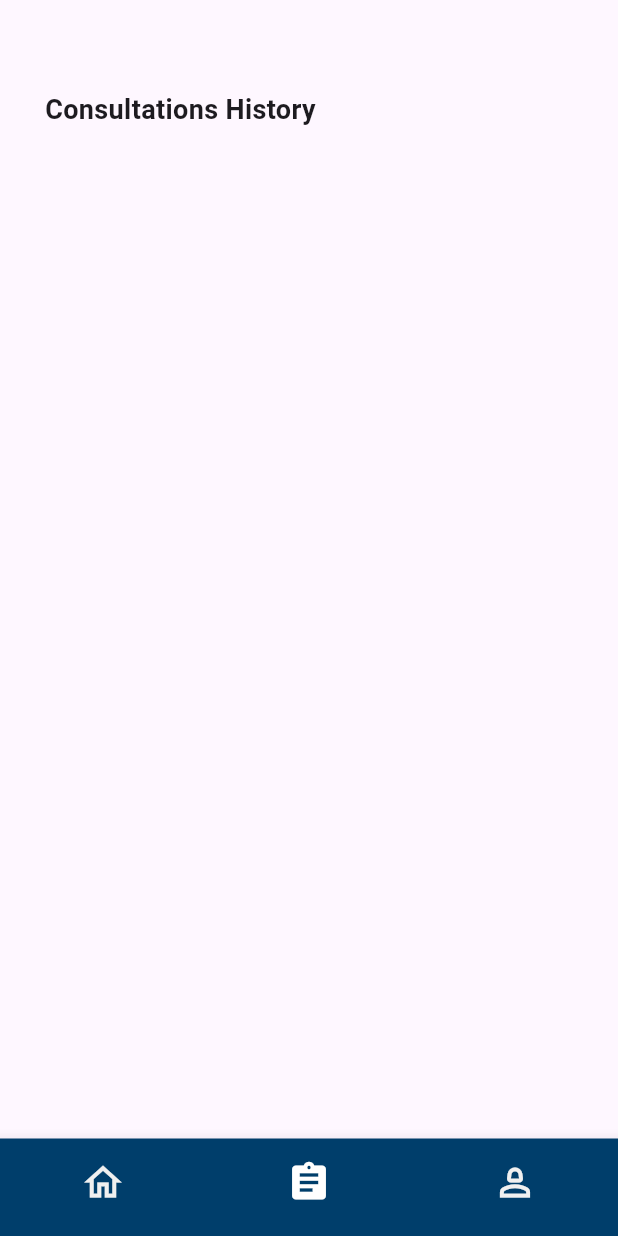
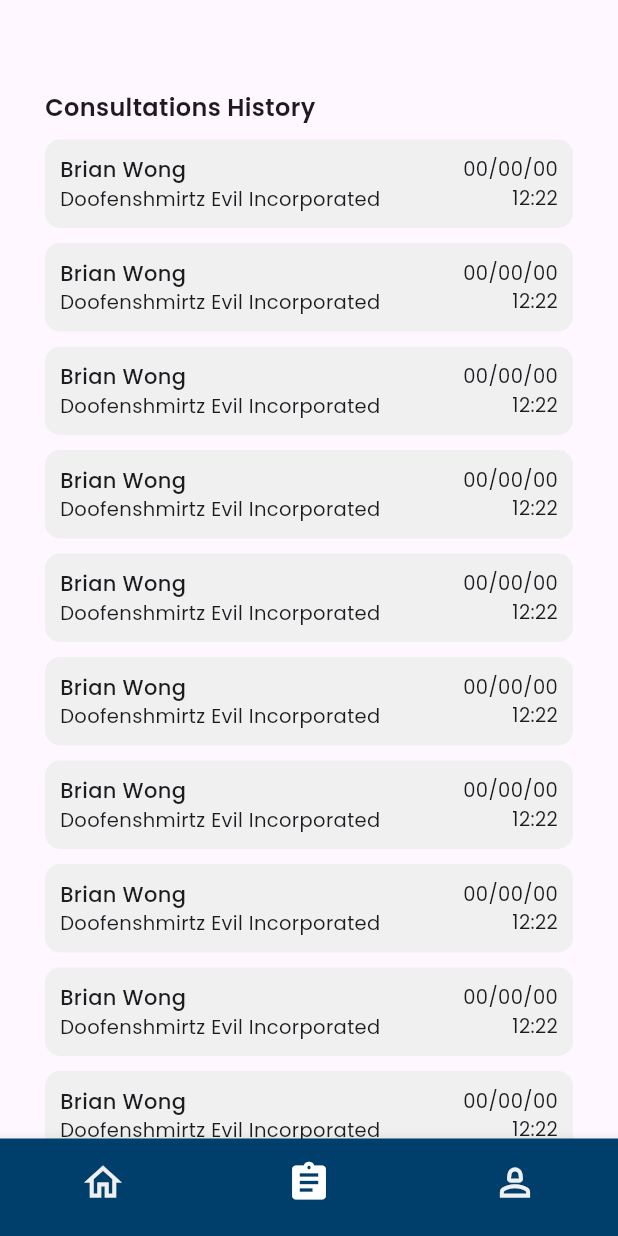
Before and after one commit to sirreidlos/medigram-app, a Flutter app: the screen it shows after launch, item 2 of the bottom bar chosen, on a phone screen of 412 x 824 dp. Run offline on Flutter 3.47's test engine with Material 3 defaults, Android fonts, the phone set to English and light mode, and no system bars; our stand-ins replace flutter_secure_storage, google_fonts, qr_flutter; missing offline and left inert: mobile_scanner.

Commit message:
Fix: Record and Profile Page

```diff
--- a/lib/page/home.dart
+++ b/lib/page/home.dart
@@ -11,7 +11,7 @@ class HomePage extends StatelessWidget {
   const HomePage({super.key});
 
   final String uniqueCode = "12345";
-  final bool isPatient = true;
+  final bool isPatient = false;
 
   @override
   Widget build(BuildContext context) {
@@ -60,49 +60,49 @@ class HomePage extends StatelessWidget {
                 children: [
                   Text("Recent Consultations", style: header2),
                   RecordCard(
-                    title: "Dr. Heinz Doofenshmirtz",
+                    title: "Brian Wong",
                     subtitle: "Doofenshmirtz Evil Incorporated",
                     info1: "00/00/00",
                     info2: "12:22",
                     isMed: false,
                   ),
                   RecordCard(
-                    title: "Dr. Heinz Doofenshmirtz",
+                    title: "Brian Wong",
                     subtitle: "Doofenshmirtz Evil Incorporated",
                     info1: "00/00/00",
                     info2: "12:22",
                     isMed: false,
                   ),
                   RecordCard(
-                    title: "Dr. Heinz Doofenshmirtz",
+                    title: "Brian Wong",
                     subtitle: "Doofenshmirtz Evil Incorporated",
                     info1: "00/00/00",
                     info2: "12:22",
                     isMed: false,
                   ),
                   RecordCard(
-                    title: "Dr. Heinz Doofenshmirtz",
+                    title: "Brian Wong",
                     subtitle: "Doofenshmirtz Evil Incorporated",
                     info1: "00/00/00",
                     info2: "12:22",
                     isMed: false,
                   ),
                   RecordCard(
-                    title: "Dr. Heinz Doofenshmirtz",
+                    title: "Brian Wong",
                     subtitle: "Doofenshmirtz Evil Incorporated",
                     info1: "00/00/00",
                     info2: "12:22",
                     isMed: false,
                   ),
                   RecordCard(
-                    title: "Dr. Heinz Doofenshmirtz",
+                    title: "Brian Wong",
                     subtitle: "Doofenshmirtz Evil Incorporated",
                     info1: "00/00/00",
                     info2: "12:22",
                     isMed: false,
                   ),
                   RecordCard(
-                    title: "Dr. Heinz Doofenshmirtz",
+                    title: "Brian Wong",
                     subtitle: "Doofenshmirtz Evil Incorporated",
                     info1: "00/00/00",
                     info2: "12:22",
--- a/lib/page/profile.dart
+++ b/lib/page/profile.dart
@@ -1,4 +1,5 @@
 import 'package:flutter/material.dart';
+import 'package:medigram_app/constants/style.dart';
 
 class ProfilePage extends StatelessWidget {
   const ProfilePage({super.key});
@@ -6,6 +7,17 @@ class ProfilePage extends StatelessWidget {
   @override
   Widget build(BuildContext context) {
     return Scaffold(
-      body: const Text("This is Profile Page"),
+      body: SingleChildScrollView(
+        child: Container(
+          padding: EdgeInsets.fromLTRB(
+            screenPadding,
+            topScreenPadding,
+            screenPadding,
+            screenPadding,
+          ),
+          child: Text("This is Profile Page"),
+        ),
+      ),
     );
-  }}
+  }
+}
--- a/lib/page/record.dart
+++ b/lib/page/record.dart
@@ -8,20 +8,170 @@ class RecordPage extends StatelessWidget {
   @override
   Widget build(BuildContext context) {
     return Scaffold(
-      body: Container(
-        padding: EdgeInsets.fromLTRB(screenPadding, topScreenPadding, screenPadding, screenPadding),
+      body: SingleChildScrollView(
+        child: Container(
+          padding: EdgeInsets.fromLTRB(
+            screenPadding,
+            topScreenPadding,
+            screenPadding,
+            screenPadding,
+          ),
           child: Column(
             spacing: 10,
             crossAxisAlignment: CrossAxisAlignment.start,
             children: [
-            Text(
-              "Consultations History",
-              style: TextStyle(fontSize: 18, fontWeight: FontWeight.w600),
+              Text("Consultations History", style: header2),
+              RecordCard(
+                title: "Brian Wong",
+                subtitle: "Doofenshmirtz Evil Incorporated",
+                info1: "00/00/00",
+                info2: "12:22",
+                isMed: false,
               ),
-            // RecordCard(),
-            // RecordCard()
+              RecordCard(
+                title: "Brian Wong",
+                subtitle: "Doofenshmirtz Evil Incorporated",
+                info1: "00/00/00",
+                info2: "12:22",
+                isMed: false,
+              ),
+              RecordCard(
+                title: "Brian Wong",
+                subtitle: "Doofenshmirtz Evil Incorporated",
+                info1: "00/00/00",
+                info2: "12:22",
+                isMed: false,
+              ),
+              RecordCard(
+                title: "Brian Wong",
+                subtitle: "Doofenshmirtz Evil Incorporated",
+                info1: "00/00/00",
+                info2: "12:22",
+                isMed: false,
+              ),
+              RecordCard(
+                title: "Brian Wong",
+                subtitle: "Doofenshmirtz Evil Incorporated",
+                info1: "00/00/00",
+                info2: "12:22",
+                isMed: false,
+              ),
+              RecordCard(
+                title: "Brian Wong",
+                subtitle: "Doofenshmirtz Evil Incorporated",
+                info1: "00/00/00",
+                info2: "12:22",
+                isMed: false,
+              ),
+              RecordCard(
+                title: "Brian Wong",
+                subtitle: "Doofenshmirtz Evil Incorporated",
+                info1: "00/00/00",
+                info2: "12:22",
+                isMed: false,
+              ),
+              RecordCard(
+                title: "Brian Wong",
+                subtitle: "Doofenshmirtz Evil Incorporated",
+                info1: "00/00/00",
+                info2: "12:22",
+                isMed: false,
+              ),
+              RecordCard(
+                title: "Brian Wong",
+                subtitle: "Doofenshmirtz Evil Incorporated",
+                info1: "00/00/00",
+                info2: "12:22",
+                isMed: false,
+              ),
+              RecordCard(
+                title: "Brian Wong",
+                subtitle: "Doofenshmirtz Evil Incorporated",
+                info1: "00/00/00",
+                info2: "12:22",
+                isMed: false,
+              ),
+              RecordCard(
+                title: "Brian Wong",
+                subtitle: "Doofenshmirtz Evil Incorporated",
+                info1: "00/00/00",
+                info2: "12:22",
+                isMed: false,
+              ),
+              RecordCard(
+                title: "Brian Wong",
+                subtitle: "Doofenshmirtz Evil Incorporated",
+                info1: "00/00/00",
+                info2: "12:22",
+                isMed: false,
+              ),
+              RecordCard(
+                title: "Brian Wong",
+                subtitle: "Doofenshmirtz Evil Incorporated",
+                info1: "00/00/00",
+                info2: "12:22",
+                isMed: false,
+              ),
+              RecordCard(
+                title: "Brian Wong",
+                subtitle: "Doofenshmirtz Evil Incorporated",
+                info1: "00/00/00",
+                info2: "12:22",
+                isMed: false,
+              ),
+              RecordCard(
+                title: "Brian Wong",
+                subtitle: "Doofenshmirtz Evil Incorporated",
+                info1: "00/00/00",
+                info2: "12:22",
+                isMed: false,
+              ),
+              RecordCard(
+                title: "Brian Wong",
+                subtitle: "Doofenshmirtz Evil Incorporated",
+                info1: "00/00/00",
+                info2: "12:22",
+                isMed: false,
+              ),
+              RecordCard(
+                title: "Brian Wong",
+                subtitle: "Doofenshmirtz Evil Incorporated",
+                info1: "00/00/00",
+                info2: "12:22",
+                isMed: false,
+              ),
+              RecordCard(
+                title: "Brian Wong",
+                subtitle: "Doofenshmirtz Evil Incorporated",
+                info1: "00/00/00",
+                info2: "12:22",
+                isMed: false,
+              ),
+              RecordCard(
+                title: "Brian Wong",
+                subtitle: "Doofenshmirtz Evil Incorporated",
+                info1: "00/00/00",
+                info2: "12:22",
+                isMed: false,
+              ),
+              RecordCard(
+                title: "Brian Wong",
+                subtitle: "Doofenshmirtz Evil Incorporated",
+                info1: "00/00/00",
+                info2: "12:22",
+                isMed: false,
+              ),
+              RecordCard(
+                title: "Brian Wong",
+                subtitle: "Doofenshmirtz Evil Incorporated",
+                info1: "00/00/00",
+                info2: "12:22",
+                isMed: false,
+              ),
             ],
-        )
-      )
+          ),
+        ),
+      ),
     );
-  }}
+  }
+}
```
Lines whose indentation alone changed are shown as unchanged.
